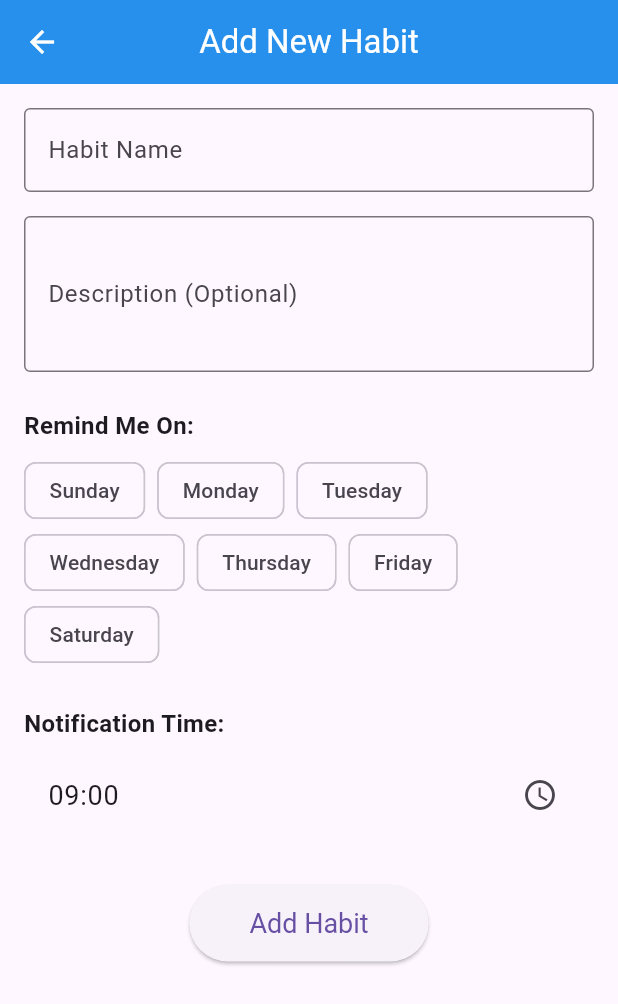
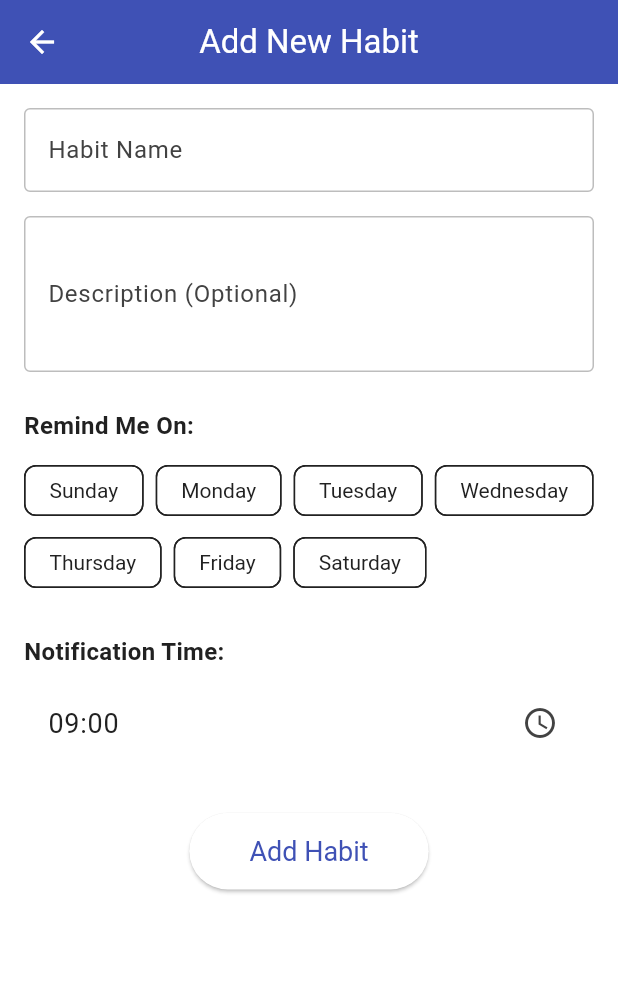
Before and after one commit to gabrielscholze-r/Streaks, a Flutter app: the screen it shows after launch, after a tap on the "add" icon, on a phone screen of 412 x 824 dp. Shown: the top 1004 px of the screen. Run offline on Flutter 3.47's test engine with Material 3 defaults, Android fonts, the phone set to English and light mode, and no system bars; our stand-ins replace equatable, flutter_local_notifications, get_it, hive, permission_handler, timezone; accounts and stored records are empty.

Commit message:
color theme

```diff
--- /dev/null
+++ b/lib/core/theme/app_theme.dart
@@ -0,0 +1,75 @@
+
+
+import 'package:flutter/material.dart';
+
+class AppTheme {
+
+  static final ColorScheme _customColorScheme = ColorScheme(
+    brightness: Brightness.light,
+    primary: const Color(0xFF3F51B5),
+    onPrimary: const Color(0xFFFFFFFF),
+    primaryContainer: const Color(0xFFC5CAE9),
+    onPrimaryContainer: const Color(0xFF1A237E),
+    secondary: const Color(0xFFFFC107),
+    onSecondary: const Color(0xFF000000),
+    secondaryContainer: const Color(0xFFFFECB3),
+    onSecondaryContainer: const Color(0xFFFF8F00),
+    tertiary: const Color(0xFF4DD0E1),
+    onTertiary: const Color(0xFF000000),
+    tertiaryContainer: const Color(0xFFB2EBF2),
+    onTertiaryContainer: const Color(0xFF006064),
+    error: const Color(0xFFB00020),
+    onError: const Color(0xFFFFFFFF),
+    background: const Color(0xFFFAFAFA),
+    onBackground: const Color(0xFF212121),
+    surface: const Color(0xFFFFFFFF),
+    onSurface: const Color(0xFF212121),
+    surfaceVariant: const Color(0xFFE0E0E0),
+    onSurfaceVariant: const Color(0xFF424242),
+    outline: const Color(0xFFBDBDBD),
+    shadow: const Color(0xFF000000),
+    inverseSurface: const Color(0xFF424242),
+    onInverseSurface: const Color(0xFFF5F5F5),
+    inversePrimary: const Color(0xFF9FA8DA),
+    scrim: const Color(0xFF000000),
+    surfaceTint: const Color(0xFF3F51B5),
+  );
+
+
+  static ThemeData get lightTheme {
+    return ThemeData(
+      useMaterial3: true,
+      colorScheme: _customColorScheme,
+      appBarTheme: AppBarTheme(
+        backgroundColor: _customColorScheme.primary,
+        foregroundColor: _customColorScheme.onPrimary,
+        elevation: 4,
+      ),
+      floatingActionButtonTheme: FloatingActionButtonThemeData(
+        backgroundColor: _customColorScheme.secondary,
+        foregroundColor: _customColorScheme.onSecondary,
+      ),
+      cardTheme: CardThemeData(
+        color: _customColorScheme.surface,
+        surfaceTintColor: _customColorScheme.surfaceTint,
+        elevation: 2,
+        shape: RoundedRectangleBorder(
+          borderRadius: BorderRadius.circular(12),
+        ),
+      ),
+      chipTheme: ChipThemeData(
+        selectedColor: _customColorScheme.primaryContainer,
+        checkmarkColor: _customColorScheme.onPrimaryContainer,
+        labelStyle: TextStyle(color: _customColorScheme.onSurface),
+      ),
+      listTileTheme: ListTileThemeData(
+        tileColor: _customColorScheme.surface,
+        selectedTileColor: _customColorScheme.primaryContainer,
+        iconColor: _customColorScheme.onSurfaceVariant,
+        textColor: _customColorScheme.onSurface,
+      ),
+
+
+    );
+  }
+}
--- a/lib/main.dart
+++ b/lib/main.dart
@@ -1,41 +1,28 @@
-
-
 import 'package:flutter/material.dart';
-import 'package:provider/provider.dart';
 import 'package:get_it/get_it.dart';
 import 'package:flutter/foundation.dart';
 import 'package:permission_handler/permission_handler.dart';
 import 'package:timezone/data/latest.dart' as tz;
 import 'package:flutter_local_notifications/flutter_local_notifications.dart';
-
+import 'package:streaks/core/theme/app_theme.dart';
 import 'package:streaks/presentation/pages/main_page.dart';
-import 'package:streaks/core/di/injection_container.dart'
-    as di;
+import 'package:streaks/core/di/injection_container.dart' as di;
 
 final sl = GetIt.instance;
-
-
 
 @pragma('vm:entry-point')
 void notificationTapBackground(NotificationResponse notificationResponse) {
   debugPrint(
       'background notification response: ${notificationResponse.payload}');
-
-
-
-
 }
 
 void main() async {
   WidgetsFlutterBinding.ensureInitialized();
 
-
   tz.initializeTimeZones();
-
 
   final FlutterLocalNotificationsPlugin flutterLocalNotificationsPlugin =
       FlutterLocalNotificationsPlugin();
-
 
   if (defaultTargetPlatform == TargetPlatform.android) {
     var status = await Permission.scheduleExactAlarm.status;
@@ -73,15 +60,11 @@ void main() async {
     initializationSettings,
     onDidReceiveNotificationResponse: (NotificationResponse response) async {
       debugPrint('Notification payload: ${response.payload}');
-
     },
-    onDidReceiveBackgroundNotificationResponse:
-        notificationTapBackground,
+    onDidReceiveBackgroundNotificationResponse: notificationTapBackground,
   );
 
-
-  await di.init(
-      flutterLocalNotificationsPlugin);
+  await di.init(flutterLocalNotificationsPlugin);
 
   runApp(const MyApp());
 }
@@ -93,16 +76,7 @@ class MyApp extends StatelessWidget {
   Widget build(BuildContext context) {
     return MaterialApp(
       title: 'Streaks',
-      theme: ThemeData(
-        primarySwatch: Colors.blue,
-        visualDensity: VisualDensity.adaptivePlatformDensity,
-        useMaterial3: true,
-        appBarTheme: const AppBarTheme(
-          backgroundColor: Colors.blue,
-          foregroundColor: Colors.white,
-          elevation: 4,
-        ),
-      ),
+      theme: AppTheme.lightTheme,
       home: const MainPage(),
     );
   }
--- a/lib/presentation/pages/home_page.dart
+++ b/lib/presentation/pages/home_page.dart
@@ -1,5 +1,3 @@
-
-
 import 'package:flutter/material.dart';
 import 'package:provider/provider.dart';
 import 'package:get_it/get_it.dart';
@@ -36,10 +34,6 @@ class _HomePageState extends State<HomePage> {
     return ChangeNotifierProvider<HomePageViewModel>.value(
       value: _viewModel,
       child: Scaffold(
-        appBar: AppBar(
-          title: const Text('My Habits'),
-          centerTitle: true,
-        ),
         body: Consumer<HomePageViewModel>(
           builder: (context, viewModel, child) {
             if (viewModel.isLoading) {
@@ -141,10 +135,10 @@ class _HomePageState extends State<HomePage> {
                                         Navigator.of(context).pop();
                                         ScaffoldMessenger.of(context)
                                             .showSnackBar(
-                                              SnackBar(
-                                                  content: Text(
-                                                      '${habit.name} deleted.')),
-                                            );
+                                          SnackBar(
+                                              content: Text(
+                                                  '${habit.name} deleted.')),
+                                        );
                                       },
                                     ),
                                   ],
--- a/lib/presentation/pages/main_page.dart
+++ b/lib/presentation/pages/main_page.dart
@@ -24,8 +24,8 @@ class _MainPageState extends State<MainPage> {
   ];
 
   static const List<String> _appBarTitles = <String>[
-    'My Habits',
-    'Overall Score',
+    'Streaks',
+    'Score',
   ];
 
   @override
--- a/lib/presentation/pages/score_page.dart
+++ b/lib/presentation/pages/score_page.dart
@@ -1,6 +1,7 @@
 import 'package:flutter/material.dart';
 import 'package:provider/provider.dart';
 import 'package:streaks/presentation/viewmodels/home_page_viewmodel.dart';
+import 'package:streaks/presentation/pages/add_edit_habit_page.dart';
 
 class ScorePage extends StatefulWidget {
   const ScorePage({super.key});
@@ -17,20 +18,22 @@ class _ScorePageState extends State<ScorePage> {
 
   @override
   Widget build(BuildContext context) {
-    final Color primaryColor = Theme.of(context).primaryColor;
-    final Color accentColor =
-        Theme.of(context).colorScheme.secondary;
+    final Color primaryColor = Theme.of(context).colorScheme.primary;
+    final Color accentColor = Theme.of(context).colorScheme.secondary;
+    final Color onSurfaceColor = Theme.of(context).colorScheme.onSurface;
+    final Color onSurfaceVariantColor =
+        Theme.of(context).colorScheme.onSurfaceVariant;
 
     return Consumer<HomePageViewModel>(
       builder: (context, viewModel, child) {
         if (viewModel.isLoading) {
-          return const Center(child: CircularProgressIndicator());
+          return Center(child: CircularProgressIndicator(color: primaryColor));
         }
         if (viewModel.errorMessage != null) {
           return Center(
             child: Text(
               'Error loading score: ${viewModel.errorMessage}',
-              style: const TextStyle(color: Colors.red),
+              style: TextStyle(color: Theme.of(context).colorScheme.error),
             ),
           );
         }
@@ -40,16 +43,136 @@ class _ScorePageState extends State<ScorePage> {
           (sum, habit) => sum + habit.streakCount,
         );
 
-        final sortedHabits = viewModel.habits.toList()
+        final habitsWithStreaks =
+            viewModel.habits.where((habit) => habit.streakCount > 0).toList();
+        final sortedHabits = habitsWithStreaks.toList()
           ..sort((a, b) => b.streakCount.compareTo(a.streakCount));
 
+        if (totalScore == 0 && viewModel.habits.isNotEmpty) {
+          return Center(
+            child: Padding(
+              padding: const EdgeInsets.all(24.0),
+              child: Column(
+                mainAxisAlignment: MainAxisAlignment.center,
+                children: [
+                  Icon(Icons.sentiment_dissatisfied,
+                      size: 80, color: onSurfaceVariantColor),
+                  const SizedBox(height: 24),
+                  Text(
+                    'Você não possui nenhum hábito ativo no momento.',
+                    textAlign: TextAlign.center,
+                    style: TextStyle(
+                      fontSize: 20,
+                      fontWeight: FontWeight.w600,
+                      color: onSurfaceColor,
+                    ),
+                  ),
+                  const SizedBox(height: 16),
+                  Text(
+                    'Comece a registrar suas streaks para ver seu progresso aqui!',
+                    textAlign: TextAlign.center,
+                    style: TextStyle(
+                      fontSize: 16,
+                      color: onSurfaceVariantColor,
+                    ),
+                  ),
+                  const SizedBox(height: 32),
+                  ElevatedButton.icon(
+                    onPressed: () async {
+                      if (Navigator.of(context).canPop()) {
+                        Navigator.of(context).pop();
+                      }
+                      final result = await Navigator.of(context).push(
+                        MaterialPageRoute(
+                          builder: (_) => const AddEditHabitPage(),
+                        ),
+                      );
+                      if (result == true) {
+                        viewModel.fetchHabits();
+                      }
+                    },
+                    icon: const Icon(Icons.add_circle_outline),
+                    label: const Text('Adicionar Novo Hábito'),
+                    style: ElevatedButton.styleFrom(
+                      backgroundColor: primaryColor,
+                      foregroundColor: Theme.of(context).colorScheme.onPrimary,
+                      padding: const EdgeInsets.symmetric(
+                          horizontal: 24, vertical: 12),
+                      textStyle: const TextStyle(
+                          fontSize: 16, fontWeight: FontWeight.bold),
+                      shape: RoundedRectangleBorder(
+                        borderRadius: BorderRadius.circular(10),
+                      ),
+                    ),
+                  ),
+                ],
+              ),
+            ),
+          );
+        } else if (viewModel.habits.isEmpty) {
+          return Center(
+            child: Padding(
+              padding: const EdgeInsets.all(24.0),
+              child: Column(
+                mainAxisAlignment: MainAxisAlignment.center,
+                children: [
+                  Icon(Icons.add_task, size: 80, color: onSurfaceVariantColor),
+                  const SizedBox(height: 24),
+                  Text(
+                    'Nenhum hábito cadastrado ainda.',
+                    textAlign: TextAlign.center,
+                    style: TextStyle(
+                      fontSize: 20,
+                      fontWeight: FontWeight.w600,
+                      color: onSurfaceColor,
+                    ),
+                  ),
+                  const SizedBox(height: 16),
+                  Text(
+                    'Comece adicionando seu primeiro hábito para iniciar suas streaks!',
+                    textAlign: TextAlign.center,
+                    style: TextStyle(
+                      fontSize: 16,
+                      color: onSurfaceVariantColor,
+                    ),
+                  ),
+                  const SizedBox(height: 32),
+                  ElevatedButton.icon(
+                    onPressed: () async {
+                      final result = await Navigator.of(context).push(
+                        MaterialPageRoute(
+                          builder: (_) => const AddEditHabitPage(),
+                        ),
+                      );
+                      if (result == true) {
+                        viewModel.fetchHabits();
+                      }
+                    },
+                    icon: const Icon(Icons.add_circle_outline),
+                    label: const Text('Adicionar Primeiro Hábito'),
+                    style: ElevatedButton.styleFrom(
+                      backgroundColor: primaryColor,
+                      foregroundColor: Theme.of(context).colorScheme.onPrimary,
+                      padding: const EdgeInsets.symmetric(
+                          horizontal: 24, vertical: 12),
+                      textStyle: const TextStyle(
+                          fontSize: 16, fontWeight: FontWeight.bold),
+                      shape: RoundedRectangleBorder(
+                        borderRadius: BorderRadius.circular(10),
+                      ),
+                    ),
+                  ),
+                ],
+              ),
+            ),
+          );
+        }
+
         return SingleChildScrollView(
-          padding: const EdgeInsets.symmetric(
-              horizontal: 24.0, vertical: 32.0),
+          padding: const EdgeInsets.symmetric(horizontal: 24.0, vertical: 32.0),
           child: Column(
             mainAxisAlignment: MainAxisAlignment.start,
-            crossAxisAlignment:
-                CrossAxisAlignment.center,
+            crossAxisAlignment: CrossAxisAlignment.center,
             children: [
               Container(
                 decoration: BoxDecoration(
@@ -66,22 +189,20 @@ class _ScorePageState extends State<ScorePage> {
                 child: Icon(
                   Icons.star,
                   size: 100,
-                  color: Colors.amber[700],
+                  color: accentColor,
                 ),
               ),
               const SizedBox(height: 32),
-
               Text(
                 'Sua Pontuação Total de Streaks:',
                 style: TextStyle(
                   fontSize: 22,
                   fontWeight: FontWeight.w600,
-                  color: Colors.grey[700],
+                  color: onSurfaceColor,
                 ),
                 textAlign: TextAlign.center,
               ),
               const SizedBox(height: 12),
-
               Text(
                 '$totalScore dias',
                 style: TextStyle(
@@ -89,7 +210,6 @@ class _ScorePageState extends State<ScorePage> {
                   fontWeight: FontWeight.w900,
                   color: primaryColor,
                   shadows: [
-
                     Shadow(
                       offset: const Offset(2, 2),
                       blurRadius: 3.0,
@@ -99,20 +219,17 @@ class _ScorePageState extends State<ScorePage> {
                 ),
               ),
               const SizedBox(height: 32),
-
               Text(
                 'Continue o ótimo trabalho! A consistência é fundamental.',
                 style: TextStyle(
                   fontSize: 18,
                   fontStyle: FontStyle.italic,
-                  color: Colors.grey[600],
+                  color: onSurfaceVariantColor,
                 ),
                 textAlign: TextAlign.center,
               ),
-              const SizedBox(
-                  height: 48),
-
-              if (viewModel.habits.isNotEmpty)
+              const SizedBox(height: 48),
+              if (sortedHabits.isNotEmpty)
                 Column(
                   children: [
                     Text(
@@ -120,19 +237,16 @@ class _ScorePageState extends State<ScorePage> {
                       style: TextStyle(
                         fontSize: 20,
                         fontWeight: FontWeight.bold,
-                        color: Colors.grey[800],
+                        color: onSurfaceColor,
                       ),
                     ),
                     const SizedBox(height: 16),
-
                     Card(
                       elevation: 4,
                       shape: RoundedRectangleBorder(
-                        borderRadius:
-                            BorderRadius.circular(15),
+                        borderRadius: BorderRadius.circular(15),
                       ),
-                      margin: const EdgeInsets.symmetric(
-                          horizontal: 16.0),
+                      margin: const EdgeInsets.symmetric(horizontal: 16.0),
                       child: Padding(
                         padding: const EdgeInsets.all(16.0),
                         child: Column(
@@ -141,18 +255,17 @@ class _ScorePageState extends State<ScorePage> {
                                 .take(3)
                                 .map((habit) => Padding(
                                       padding: const EdgeInsets.symmetric(
-                                          vertical:
-                                              8.0),
+                                          vertical: 8.0),
                                       child: Row(
-                                        mainAxisAlignment: MainAxisAlignment
-                                            .spaceBetween,
+                                        mainAxisAlignment:
+                                            MainAxisAlignment.spaceBetween,
                                         children: [
                                           Text(
                                             habit.name,
                                             style: TextStyle(
                                                 fontSize: 18,
                                                 fontWeight: FontWeight.w500,
-                                                color: Colors.grey[850]),
+                                                color: onSurfaceColor),
                                           ),
                                           Text(
                                             '${habit.streakCount} dias',
@@ -165,8 +278,7 @@ class _ScorePageState extends State<ScorePage> {
                                       ),
                                     ))
                                 .toList(),
-                            if (sortedHabits.length >
-                                3)
+                            if (sortedHabits.length > 3)
                               Padding(
                                 padding: const EdgeInsets.only(top: 8.0),
                                 child: Text(
@@ -174,7 +286,7 @@ class _ScorePageState extends State<ScorePage> {
                                   style: TextStyle(
                                       fontSize: 14,
                                       fontStyle: FontStyle.italic,
-                                      color: Colors.grey[500]),
+                                      color: onSurfaceVariantColor),
                                 ),
                               ),
                           ],
```
